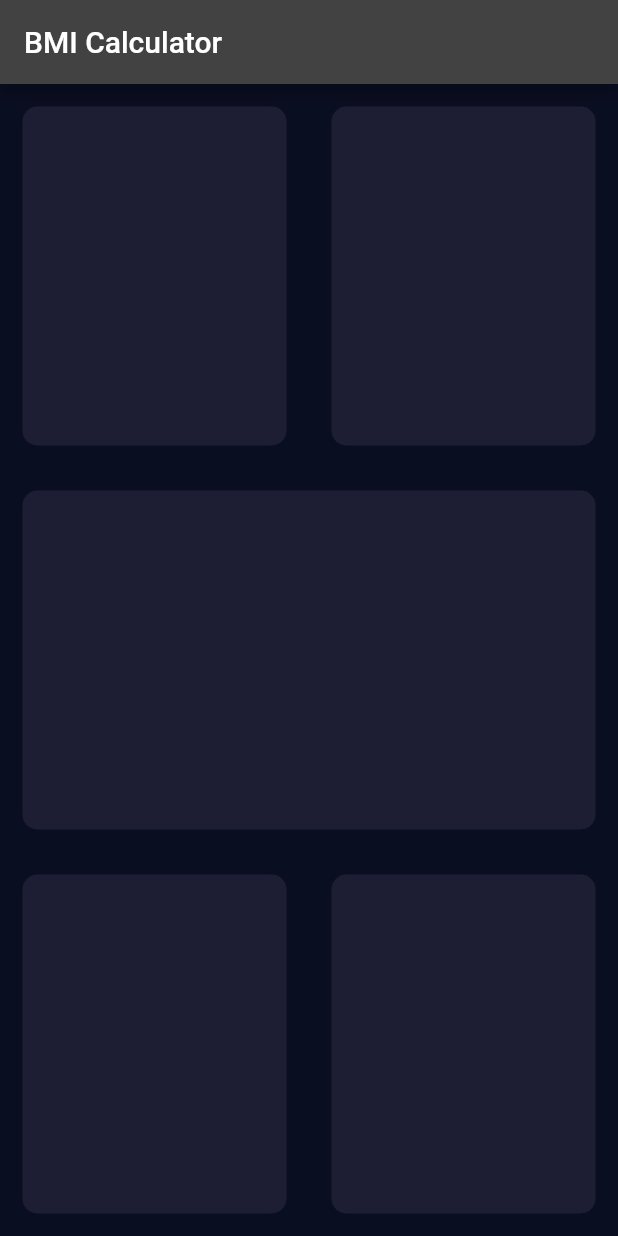
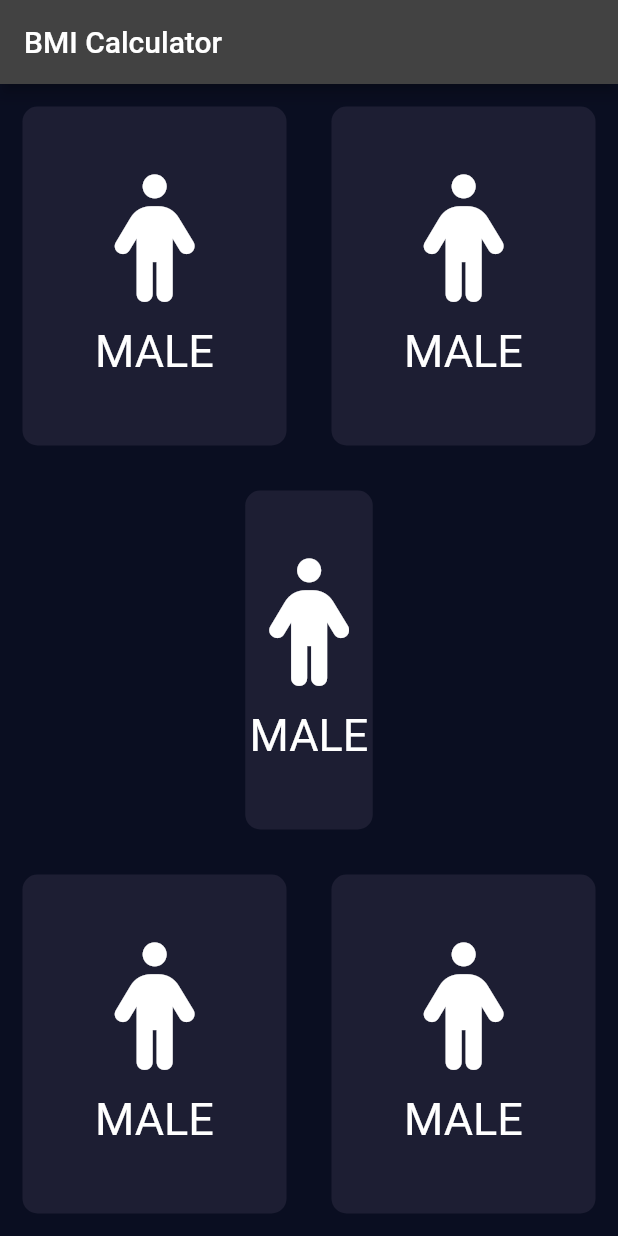
Before and after one commit to QaisSherazi/FA19-BCS-054, a Flutter app: the screen it shows after launch, on a phone screen of 412 x 824 dp. Run offline on Flutter 3.47's test engine with Material 2 defaults, Android fonts, the phone set to English and light mode, and no system bars; our stand-ins replace font_awesome_flutter, rflutter_alert.

Commit message:
Use of Reafctor Code (ICON,LABEL)

```diff
--- a/bmi_calculator/lib/input_page.dart
+++ b/bmi_calculator/lib/input_page.dart
@@ -1,4 +1,5 @@
 import 'package:flutter/material.dart';
+import 'package:font_awesome_flutter/font_awesome_flutter.dart';
 
 class InputPage extends StatefulWidget {
 
@@ -21,10 +22,18 @@ class _InputPagestate extends State<InputPage> {
             children: [
               Expanded(child:new RepeatContainerCode(
                 colors: Color((0xFF1D1E33)),
+                cardWidget: RepeatTextandIconWidget(
+                  iconData:FontAwesomeIcons.male,
+                  label: 'MALE',
+                ),
               ),
     ),
           Expanded(child: RepeatContainerCode(
             colors: Color((0xFF1D1E33)),
+            cardWidget: RepeatTextandIconWidget(
+              iconData:FontAwesomeIcons.female,
+              label: 'FEMALE',
+            ),
           ),
           ),
           ],
@@ -32,16 +41,28 @@ class _InputPagestate extends State<InputPage> {
           ),
           Expanded(child: RepeatContainerCode(
             colors: Color((0xFF1D1E33)),
+            cardWidget: RepeatTextandIconWidget(
+              iconData:FontAwesomeIcons.female,
+              label: 'FEMALE',
+            ),
           ),
           ),
           Expanded(child: Row(
           children: [
           Expanded(child:  RepeatContainerCode(
             colors: Color((0xFF1D1E33)),
+            cardWidget: RepeatTextandIconWidget(
+              iconData:FontAwesomeIcons.female,
+              label: 'FEMALE',
+            ),
           ),
     ),
     Expanded(child: RepeatContainerCode(
       colors: Color((0xFF1D1E33)),
+      cardWidget: RepeatTextandIconWidget(
+        iconData:FontAwesomeIcons.female,
+        label: 'FEMALE',
+      ),
     ),),
     ],
     ),
@@ -52,13 +73,40 @@ class _InputPagestate extends State<InputPage> {
   }
 }
 
+class RepeatTextandIconWidget extends StatelessWidget {
+  RepeatTextandIconWidget({required this.iconData,required this.label});
+final IconData iconData;
+final String label;
+
+  @override
+  Widget build(BuildContext context) {
+    return Column(
+      mainAxisAlignment: MainAxisAlignment.center,
+      children: [
+        Icon(
+          FontAwesomeIcons.male,
+          size: 85.0,
+        ),
+        SizedBox(
+          height: 15.0,
+        ),
+        Text('MALE', style: TextStyle(
+          fontSize: 30.0,
+        ),
+        )],
+    );
+  }
+}
+
 class RepeatContainerCode extends StatelessWidget {
-  RepeatContainerCode({required this.colors});
+  RepeatContainerCode({required this.colors,required this.cardWidget});
   Color colors;
+  final Widget cardWidget;
   @override
   Widget build(BuildContext context) {
     return Container(
           margin: EdgeInsets.all(15.0),
+      child: cardWidget,
       decoration: BoxDecoration(
         color: colors,
             borderRadius: BorderRadius.circular(10.0)
--- a/bmi_calculator/pubspec.yaml
+++ b/bmi_calculator/pubspec.yaml
@@ -34,6 +34,7 @@ dependencies:
   # The following adds the Cupertino Icons font to your application.
   # Use with the CupertinoIcons class for iOS style icons.
   cupertino_icons: ^1.0.2
+  font_awesome_flutter: ^10.1.0
 
 dev_dependencies:
   flutter_test:
```
Also changed, not shown: bmi_calculator/pubspec.lock.
